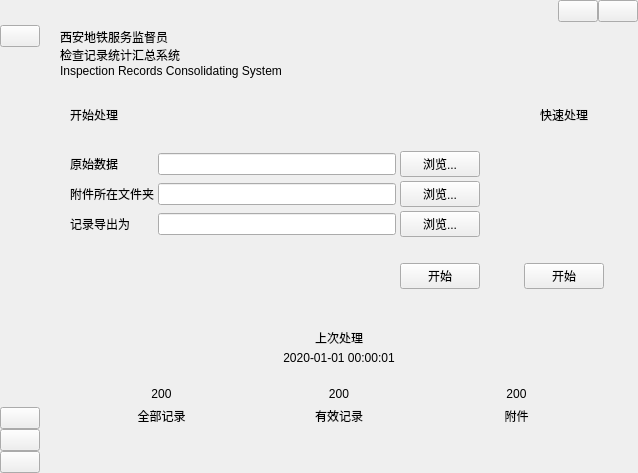
The window that MainWindow.ui (YuanLinStudio/Inspection-Record-Consolidating-System) describes before a commit, drawn with Qt 5.
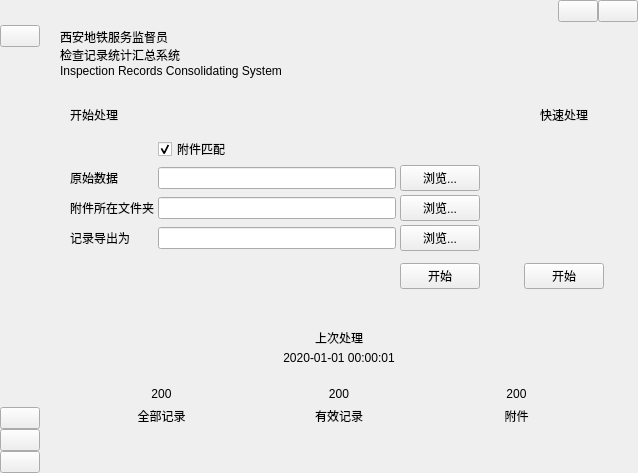
The same window after the commit. Icons and pictures are not drawn.

What changed in the file:
```diff
--- a/MainWindow.ui
+++ b/MainWindow.ui
@@ -416,14 +416,14 @@
                    <property name="bottomMargin">
                     <number>0</number>
                    </property>
-                   <item row="0" column="0">
+                   <item row="1" column="0">
                     <widget class="QLabel" name="generalProcessOriginalDataTitleLabel">
                      <property name="text">
                       <string>原始数据</string>
                      </property>
                     </widget>
                    </item>
-                   <item row="0" column="1">
+                   <item row="1" column="1">
                     <widget class="QWidget" name="generalProcessOriginalDataWidget" native="true">
                      <layout class="QHBoxLayout" name="horizontalLayout_16">
                       <property name="spacing">
@@ -458,14 +458,14 @@
                      </layout>
                     </widget>
                    </item>
-                   <item row="1" column="0">
+                   <item row="2" column="0">
                     <widget class="QLabel" name="generalProcessAttachmentLocationTitleLabel">
                      <property name="text">
                       <string>附件所在文件夹</string>
                      </property>
                     </widget>
                    </item>
-                   <item row="1" column="1">
+                   <item row="2" column="1">
                     <widget class="QWidget" name="generalProcessAttachmentLocationWidget" native="true">
                      <layout class="QHBoxLayout" name="horizontalLayout_17">
                       <property name="spacing">
@@ -500,14 +500,14 @@
                      </layout>
                     </widget>
                    </item>
-                   <item row="2" column="0">
+                   <item row="3" column="0">
                     <widget class="QLabel" name="generalProcessExportFileTitleLabel">
                      <property name="text">
                       <string>记录导出为</string>
                      </property>
                     </widget>
                    </item>
-                   <item row="2" column="1">
+                   <item row="3" column="1">
                     <widget class="QWidget" name="generalProcessExportFileWidget" native="true">
                      <layout class="QHBoxLayout" name="horizontalLayout_18">
                       <property name="spacing">
@@ -542,6 +542,23 @@
                      </layout>
                     </widget>
                    </item>
+                   <item row="0" column="0">
+                    <widget class="QLabel" name="shouldMatchAttachmentLabel">
+                     <property name="text">
+                      <string>          </string>
+                     </property>
+                    </widget>
+                   </item>
+                   <item row="0" column="1">
+                    <widget class="QCheckBox" name="shouldMatchAttachmentCheckBox">
+                     <property name="text">
+                      <string>附件匹配</string>
+                     </property>
+                     <property name="checked">
+                      <bool>true</bool>
+                     </property>
+                    </widget>
+                   </item>
                   </layout>
                  </widget>
                 </item>
```
